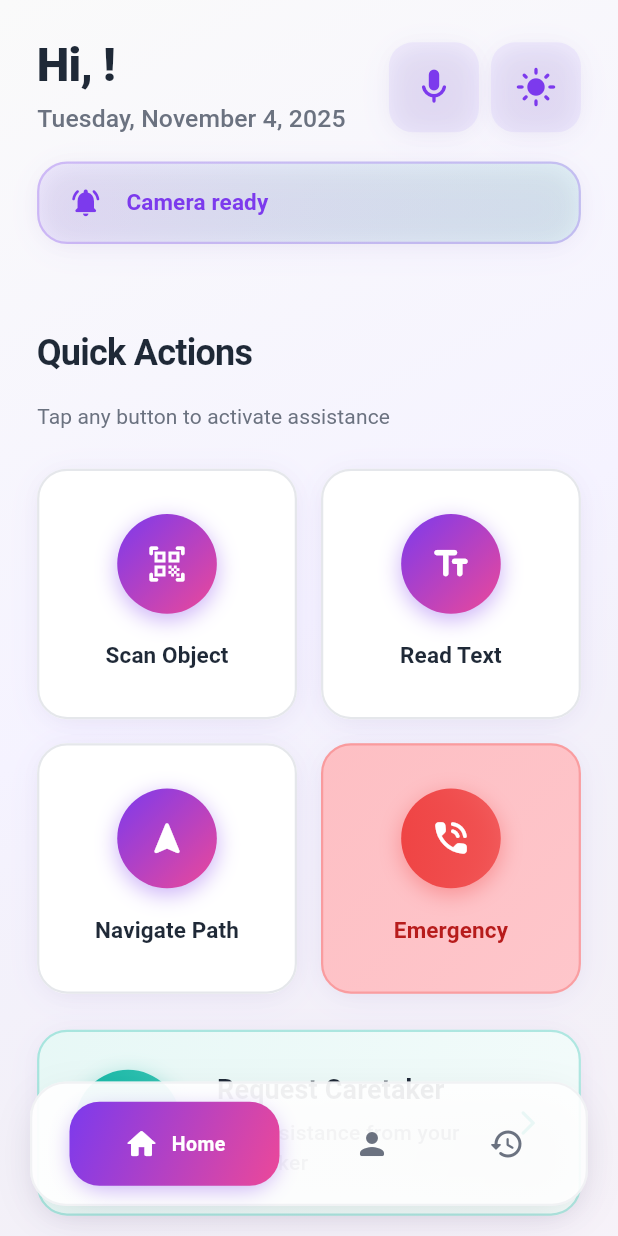
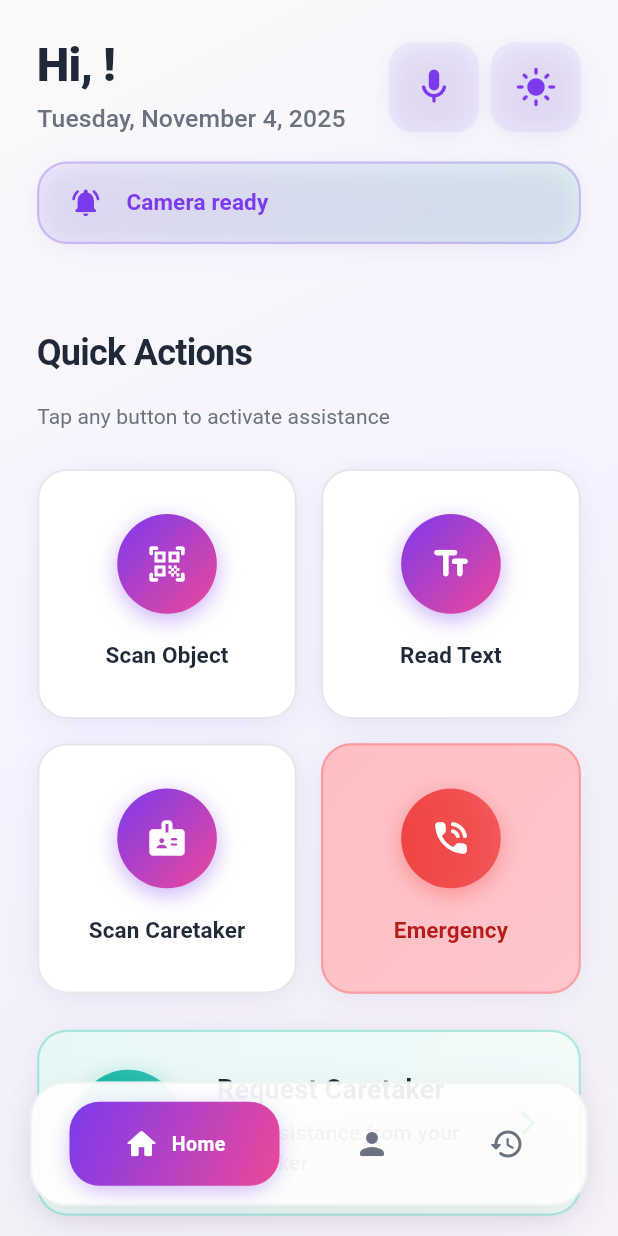
Before and after one commit to onetwothird/Seelai-App, a Flutter app: the VisuallyImpairedHomeScreen screen opened directly with empty values, on a phone screen of 412 x 824 dp. Run offline on Flutter 3.47's test engine with Material 3 defaults, Android fonts, the phone set to English and light mode, and no system bars; our stand-ins replace camera, firebase_auth, firebase_core, firebase_database, permission_handler; accounts and stored records are empty.

Commit message:
updated quick action

```diff
--- a/lib/roles/visually_impaired/home/widgets/quick_actions_section.dart
+++ b/lib/roles/visually_impaired/home/widgets/quick_actions_section.dart
@@ -77,11 +77,10 @@ class QuickActionsSection extends StatelessWidget {
             children: [
               Expanded(
                 child: ActionButton(
-                  label: 'Navigate Path',
-                  icon: Icons.navigation_rounded,
-                  onPressed: () => onAction('Navigation assistance started'),
+                  label: 'Scan Caretaker',
+                  icon: Icons.badge_rounded,
+                  onPressed: () => onAction('Caretaker scanning started'),
                   isDarkMode: isDarkMode,
-                  // Clear and accessible color scheme for navigation
                   cardColor: cardColor,
                   textColor: textColor,
                 ),
@@ -93,8 +92,8 @@ class QuickActionsSection extends StatelessWidget {
                   icon: Icons.phone_in_talk_rounded,
                   onPressed: onEmergencyHotlines,
                   isDarkMode: isDarkMode,
-                  cardColor: isDarkMode ? Colors.red.shade700 : Colors.red.shade100,
-                  textColor: isDarkMode ? Colors.white : Colors.red.shade900,
+                  cardColor: isDarkMode ? Colors.red.shade900.withOpacity(0.3) : Colors.red.shade100,
+                  textColor: isDarkMode ? Colors.red.shade100 : Colors.red.shade900,
                   isEmergency: true,
                 ),
               ),
```
